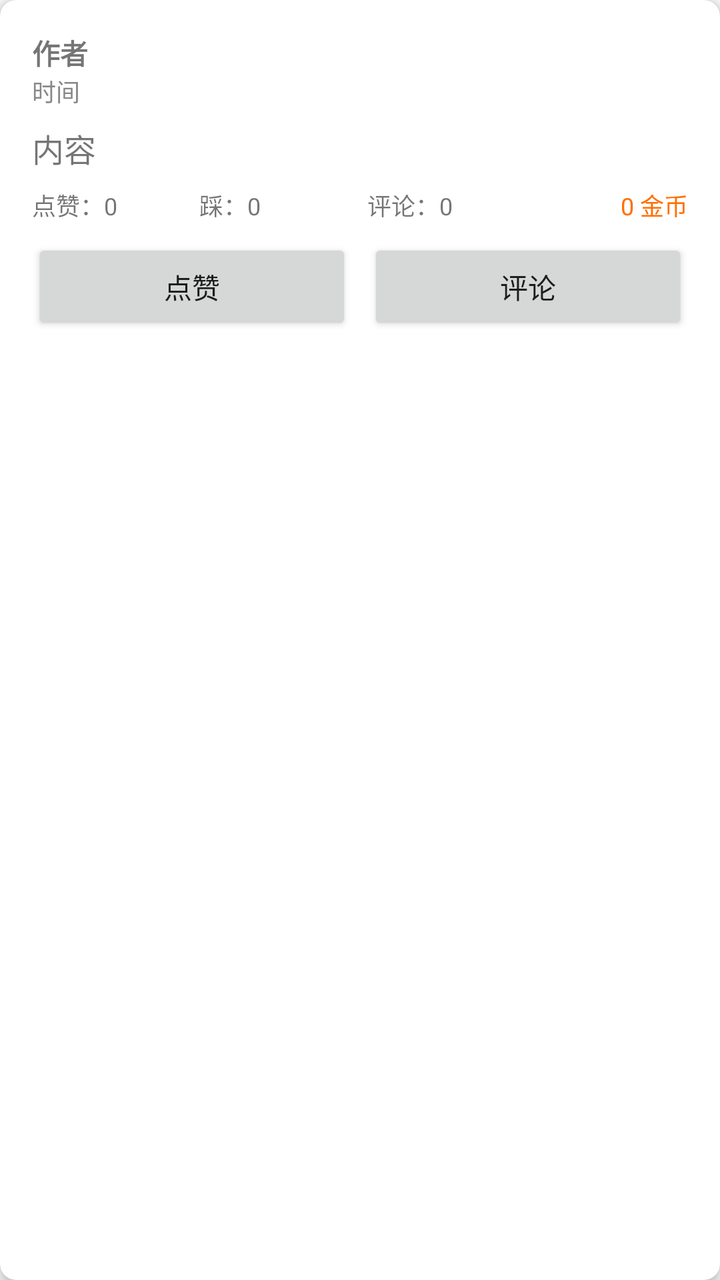
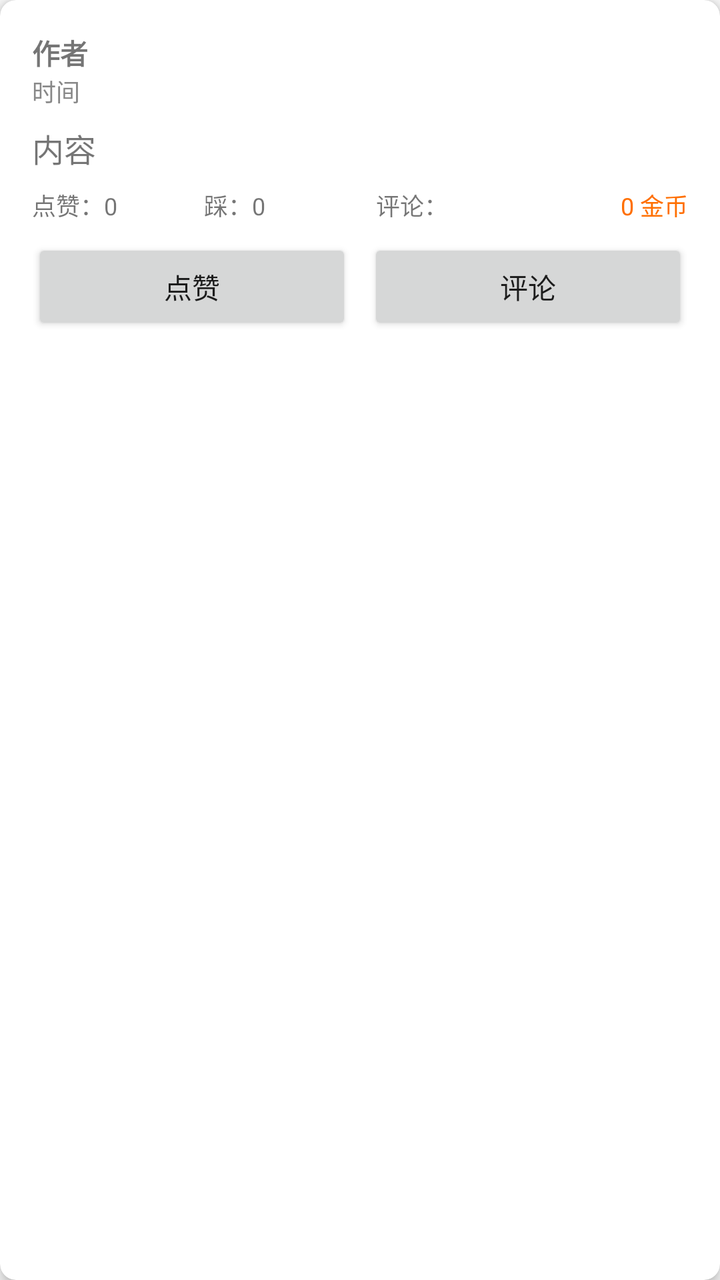

An Android layout rendered at two revisions. The XML below is the earlier revision; the diff shows what the commit changed to produce the second picture.
<!-- AndroidManifest.xml: application theme Theme.DShare -->
<!-- res/layout/item_feed.xml -->
<?xml version="1.0" encoding="utf-8"?>
<androidx.cardview.widget.CardView xmlns:android="http://schemas.android.com/apk/res/android"
    xmlns:app="http://schemas.android.com/apk/res-auto"
    android:layout_width="match_parent"
    android:layout_height="wrap_content"
    android:layout_margin="8dp"
    app:cardCornerRadius="8dp"
    app:cardElevation="4dp">
    <LinearLayout
        android:layout_width="match_parent"
        android:layout_height="wrap_content"
        android:orientation="vertical"
        android:padding="16dp">
        <TextView
            android:id="@+id/tv_author"
            android:layout_width="wrap_content"
            android:layout_height="wrap_content"
            android:text="@string/author"
            android:textStyle="bold"
            android:textSize="14sp" />
        <TextView
            android:id="@+id/tv_timestamp"
            android:layout_width="wrap_content"
            android:layout_height="wrap_content"
            android:text="@string/time"
            android:textSize="12sp"
            android:textColor="#888" />
        <TextView
            android:id="@+id/tv_content"
            android:layout_width="match_parent"
            android:layout_height="wrap_content"
            android:text="@string/content"
            android:textSize="16sp"
            android:layout_marginTop="8dp" />
        <LinearLayout
            android:layout_width="match_parent"
            android:layout_height="wrap_content"
            android:orientation="horizontal"
            android:layout_marginTop="8dp">
            <TextView
                android:id="@+id/tv_likes"
                android:layout_width="0dp"
                android:layout_height="wrap_content"
                android:layout_weight="1"
                android:text="点赞：0"
                android:textSize="12sp" />
            <TextView
                android:id="@+id/tv_dislikes"
                android:layout_width="0dp"
                android:layout_height="wrap_content"
                android:layout_weight="1"
                android:text="踩：0"
                android:textSize="12sp" />
            <TextView
                android:id="@+id/tv_comments"
                android:layout_width="wrap_content"
                android:layout_height="wrap_content"
                android:layout_weight="1"
                android:text="评论：0"
                android:textSize="12sp" />
            <TextView
                android:id="@+id/tv_gold_reward"
                android:layout_width="wrap_content"
                android:layout_height="wrap_content"
                android:text="0 金币"
                android:textSize="12sp"
                android:textColor="#FF6F00" />
        </LinearLayout>
        <LinearLayout
            android:layout_width="match_parent"
            android:layout_height="wrap_content"
            android:orientation="horizontal"
            android:layout_marginTop="8dp">
            <Button
                android:id="@+id/btn_like"
                android:layout_width="0dp"
                android:layout_height="wrap_content"
                android:layout_weight="1"
                android:text="@string/like"
                android:layout_marginEnd="8dp" />
            <Button
                android:id="@+id/btn_comment"
                android:layout_width="0dp"
                android:layout_height="wrap_content"
                android:layout_weight="1"
                android:text="@string/btn_comment" />
        </LinearLayout>
    </LinearLayout>
</androidx.cardview.widget.CardView>
<!-- resources referenced by this layout -->
<resources>
  <string name="author">作者</string>
  <string name="btn_comment">评论</string>
  <string name="content">内容</string>
  <string name="like">点赞</string>
  <string name="time">时间</string>
  <style name="Theme.DShare" parent="Theme.AppCompat.Light.NoActionBar">
          <item name="colorPrimary">@color/primary</item>
          <item name="colorPrimaryDark">@color/primary_dark</item>
          <item name="colorAccent">@color/accent</item>
      </style>
  <color name="primary">#1A237E</color>
  <color name="primary_dark">#0D1B5E</color>
  <color name="accent">#FF6F00</color>
</resources>

<!-- the commit's change to res/layout/item_feed.xml (unified diff, before → after) -->
@@ -33,6 +33,13 @@
             android:textSize="16sp"
             android:layout_marginTop="8dp" />
         <LinearLayout
+            android:id="@+id/ll_media_container"
+            android:layout_width="match_parent"
+            android:layout_height="wrap_content"
+            android:orientation="vertical"
+            android:layout_marginTop="8dp"
+            android:visibility="gone" />
+        <LinearLayout
             android:layout_width="match_parent"
             android:layout_height="wrap_content"
             android:orientation="horizontal"
@@ -42,27 +49,27 @@
                 android:layout_width="0dp"
                 android:layout_height="wrap_content"
                 android:layout_weight="1"
-                android:text="点赞：0"
+                android:text="@string/likes_default"
                 android:textSize="12sp" />
             <TextView
                 android:id="@+id/tv_dislikes"
                 android:layout_width="0dp"
                 android:layout_height="wrap_content"
                 android:layout_weight="1"
-                android:text="踩：0"
+                android:text="@string/dislikes_default"
                 android:textSize="12sp" />
             <TextView
                 android:id="@+id/tv_comments"
                 android:layout_width="wrap_content"
                 android:layout_height="wrap_content"
                 android:layout_weight="1"
-                android:text="评论：0"
+                android:text="@string/comments_colon"
                 android:textSize="12sp" />
             <TextView
                 android:id="@+id/tv_gold_reward"
                 android:layout_width="wrap_content"
                 android:layout_height="wrap_content"
-                android:text="0 金币"
+                android:text="@string/wallet_balance_default"
                 android:textSize="12sp"
                 android:textColor="#FF6F00" />
         </LinearLayout>
<!-- resource entries referenced after the edit -->
@@ -2,9 +2,13 @@
 <resources>
   <string name="author">作者</string>
   <string name="btn_comment">评论</string>
+  <string name="comments_colon">评论：</string>
   <string name="content">内容</string>
+  <string name="dislikes_default">踩：0</string>
   <string name="like">点赞</string>
+  <string name="likes_default">点赞：0</string>
   <string name="time">时间</string>
+  <string name="wallet_balance_default">0 金币</string>
   <style name="Theme.DShare" parent="Theme.AppCompat.Light.NoActionBar">
           <item name="colorPrimary">@color/primary</item>
           <item name="colorPrimaryDark">@color/primary_dark</item>
